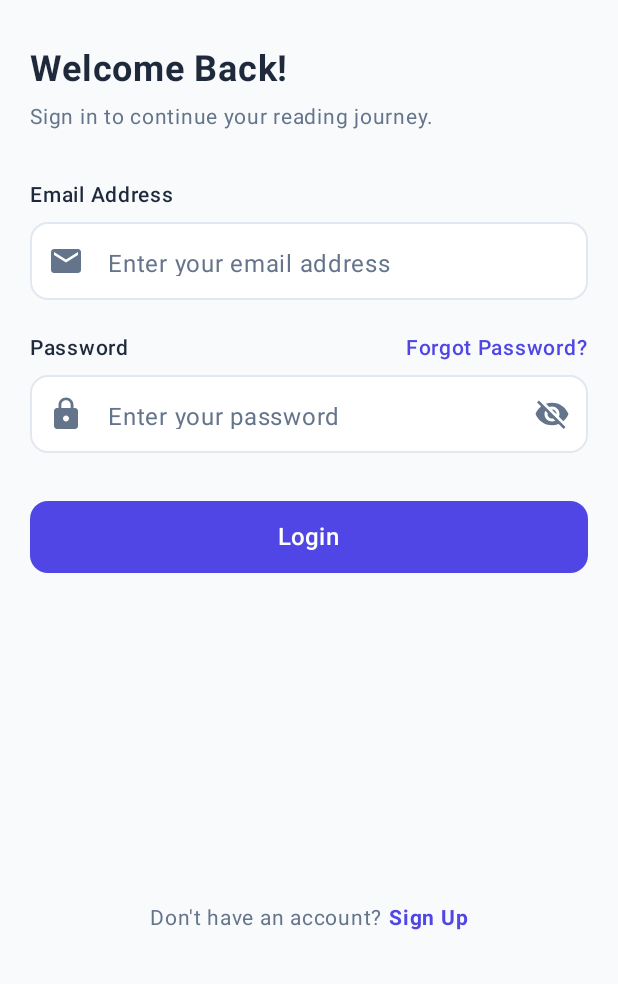
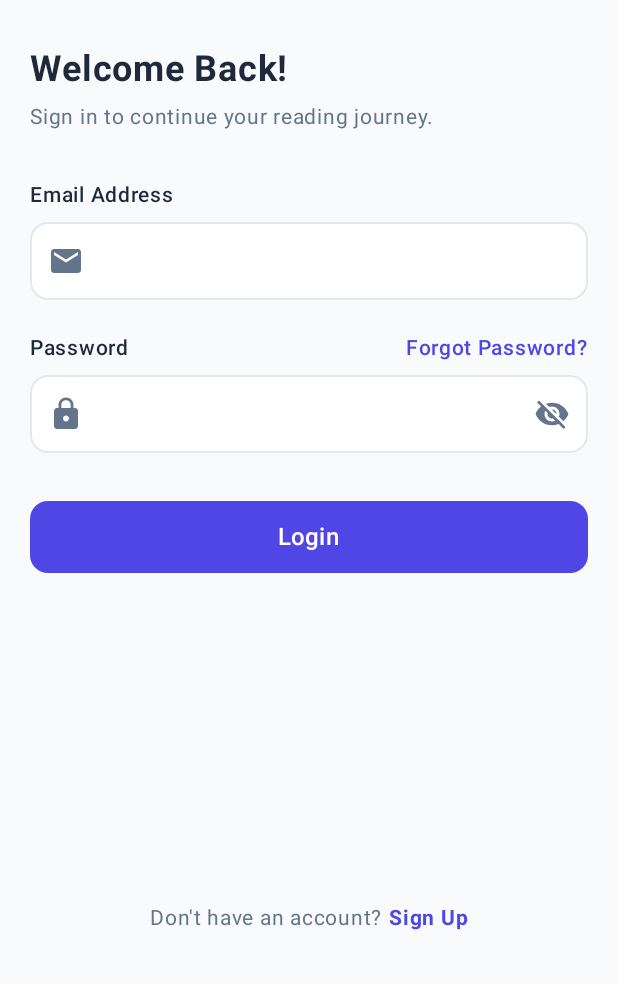
Before and after one commit to ankitgoyala07/Page2voice, an Android app built with Jetpack Compose: the screen it shows after launch (LoginActivity), on a phone screen of 412 x 824 dp, the part 252-1236 px from its top. Run offline under Robolectric (Android 15) with nearby library versions, the phone set to English and light mode, and no system bars.

Commit message:
some errors are solved of login page

```diff
--- a/app/src/main/java/com/example/page2voice/view/LoginActivity.kt
+++ b/app/src/main/java/com/example/page2voice/view/LoginActivity.kt
@@ -45,7 +45,8 @@ class LoginActivity : ComponentActivity() {
                         finish()
                     },
                     onForgotClick = {
-                        // Handle forgot password
+                        val intent = Intent(this, ForgetPasswordActivity::class.java)
+                        startActivity(intent)
                     },
                     onSignUpClick = {
                         val intent = Intent(this, SignUpActivity::class.java)
@@ -137,7 +138,7 @@ fun LoginScreen(
             OutlinedTextField(
                 value = email,
                 onValueChange = { email = it },
-                placeholder = { Text("Enter your email address", color = SecondaryText) },
+                placeholder = { Text("", color = SecondaryText) },
                 leadingIcon = {
                     Icon(
                         imageVector = Icons.Default.Email,
@@ -187,7 +188,7 @@ fun LoginScreen(
             OutlinedTextField(
                 value = password,
                 onValueChange = { password = it },
-                placeholder = { Text("Enter your password", color = SecondaryText) },
+                placeholder = { Text("", color = SecondaryText) },
                 leadingIcon = {
                     Icon(
                         imageVector = Icons.Default.Lock,
```
